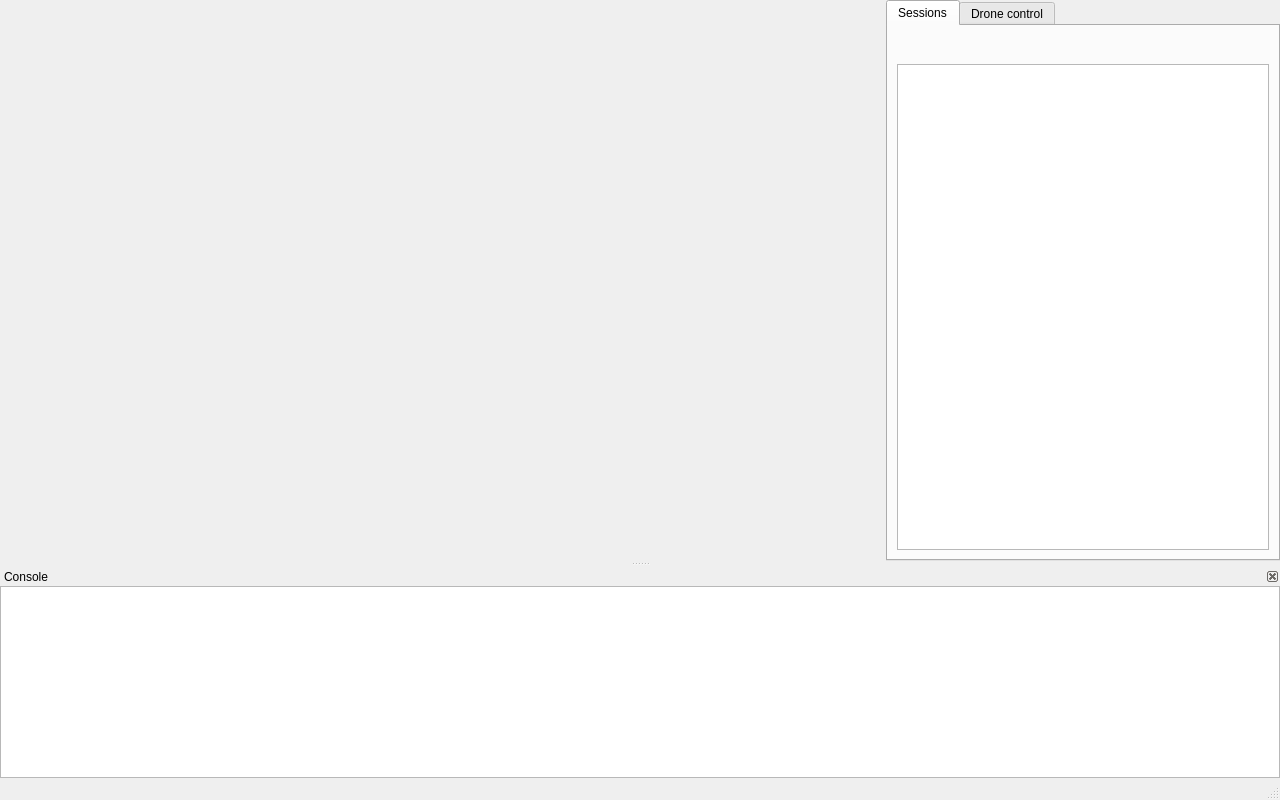
First picture: the form in mainwindow.ui, repository anatolym78/BoardMonitor, before the edit.
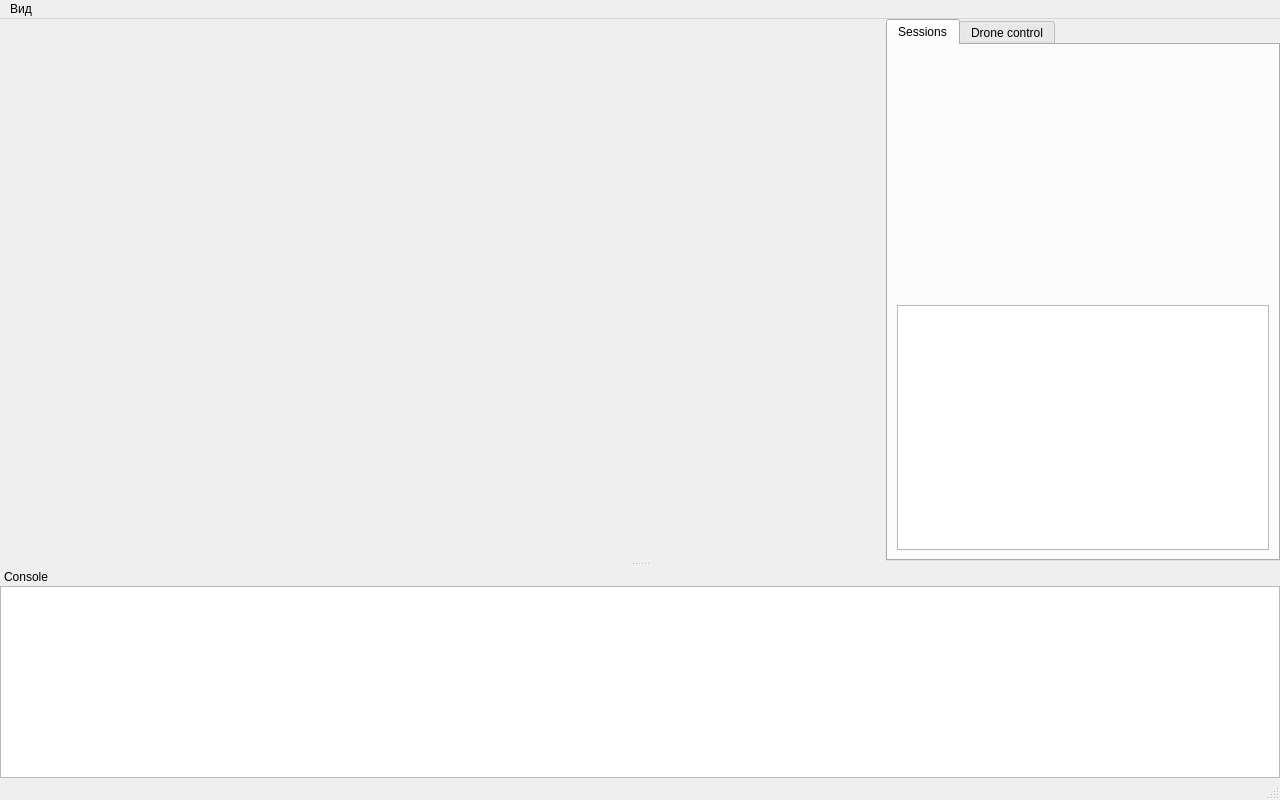
Second picture: the form after the edit. Icons and pictures are not drawn. Custom widgets are drawn as their Qt base class.

Patch:
```diff
--- a/mainwindow.ui
+++ b/mainwindow.ui
@@ -77,9 +77,6 @@
           </item>
           <item>
            <spacer name="horizontalSpacer">
-            <property name="orientation">
-             <enum>Qt::Orientation::Horizontal</enum>
-            </property>
             <property name="sizeHint" stdset="0">
              <size>
               <width>40</width>
@@ -165,7 +162,7 @@
     <bool>false</bool>
    </property>
    <property name="features">
-    <set>QDockWidget::DockWidgetFeature::DockWidgetClosable</set>
+    <set>QDockWidget::NoDockWidgetFeatures</set>
    </property>
    <property name="windowTitle">
     <string>Console</string>
@@ -202,9 +199,16 @@
      <x>0</x>
      <y>0</y>
      <width>1280</width>
-     <height>22</height>
+     <height>21</height>
     </rect>
    </property>
+   <widget class="QMenu" name="menu">
+    <property name="title">
+     <string>Вид</string>
+    </property>
+    <addaction name="action"/>
+   </widget>
+   <addaction name="menu"/>
   </widget>
   <widget class="QStatusBar" name="statusbar"/>
  </widget>
```
Left out of the diff: 12 changed lines with no effect on the pictures.
